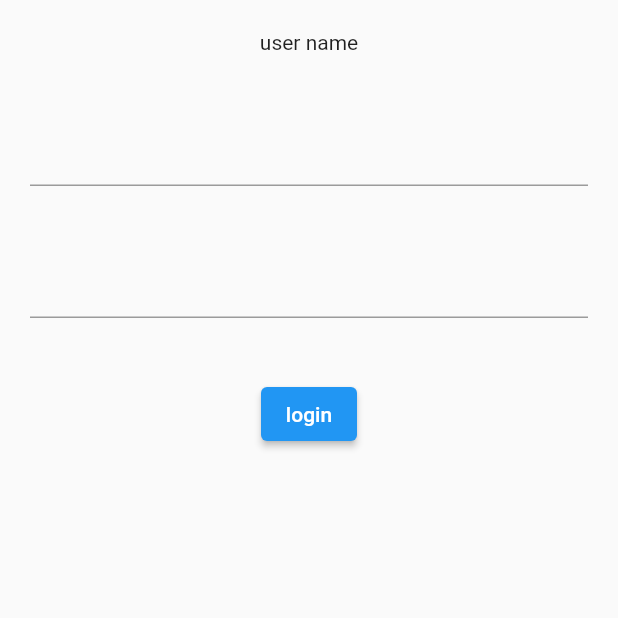
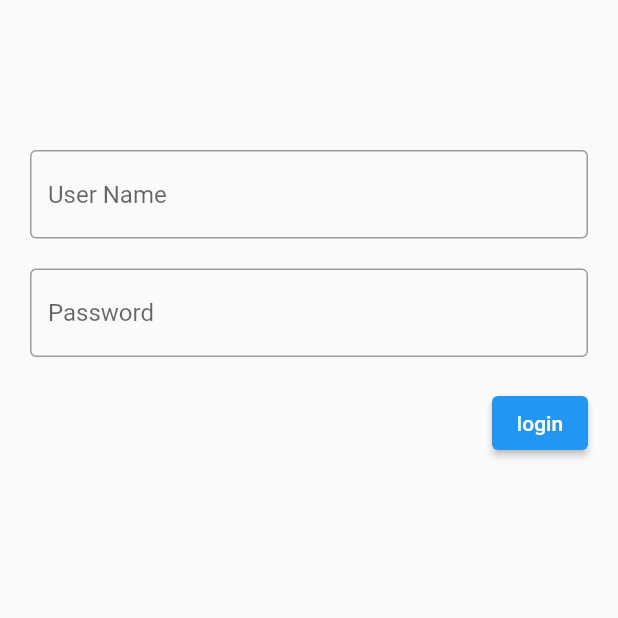
Before and after one commit to sufiyansakkeer/login-page-, a Flutter app: the screen it shows after launch, after a tap on "login", on a phone screen of 412 x 824 dp, the top half of it. Run offline on Flutter 3.47's test engine with Material 2 defaults, Android fonts, the phone set to English and light mode, and no system bars.

Commit message:
designed login page ,added snackbar and alertbox

```diff
--- a/lib/ScreenOne.dart
+++ b/lib/ScreenOne.dart
@@ -14,35 +14,88 @@ class _LoginPageState extends State<LoginPage> {
   Widget build(BuildContext context) {
     return Scaffold(
       body: SafeArea(
+        child: Padding(
+          padding: const EdgeInsets.all(20.0),
           child: ListView(children: <Widget>[
-          Container(
-            alignment: Alignment.center,
-            padding: const EdgeInsets.all(20),
-            child: Text('user name'),
+            const SizedBox(
+              height: 80,
             ),
             Container(
               alignment: Alignment.center,
-            padding: const EdgeInsets.all(20),
+              // padding: const EdgeInsets.all(20),
               child: TextFormField(
+                decoration: const InputDecoration(
+                  border: OutlineInputBorder(),
+                  hintText: 'User Name',
+                ),
                 controller: _nameofuser,
               ),
             ),
-          Container(
-            alignment: Alignment.center,
-            padding: const EdgeInsets.all(20),
-            child: TextFormField(
-              controller: _passwordofuser,
-            ),
+            const SizedBox(
+              height: 20,
             ),
             Container(
               alignment: Alignment.center,
-              padding: const EdgeInsets.all(20),
+              // padding: const EdgeInsets.all(20),
+              child: TextFormField(
+                obscureText: true,
+                controller: _passwordofuser,
+                decoration: const InputDecoration(
+                  border: OutlineInputBorder(),
+                  hintText: 'Password',
+                ),
+              ),
+            ),
+            const SizedBox(
+              height: 20,
+            ),
+            Container(
+                alignment: Alignment.bottomRight,
+                // padding: const EdgeInsets.all(0),
                 child: ElevatedButton(
-                child: Text('login'),
-                onPressed: () {},
+                  child: const Text('login'),
+                  onPressed: () {
+                    checking(context);
+                  },
                 )),
           ]),
         ),
+      ),
     );
   }
+
+  void checking(BuildContext ctx) {
+    final _username = _nameofuser.text;
+    final _password = _passwordofuser.text;
+
+    if (_username == _password) {
+      //go to home
+    } else {
+      final _errormessage = 'username and passsword does not match';
+      //snackbar
+      ScaffoldMessenger.of(ctx).showSnackBar(SnackBar(
+        behavior: SnackBarBehavior.floating,
+        backgroundColor: Colors.red,
+        content: Text(_errormessage),
+      ));
+
+      //alert dialogue
+
+      showDialog(
+          context: ctx,
+          builder: (context1) {
+            return AlertDialog(
+              title: Text('dude ..'),
+              content: Text(_errormessage),
+              actions: [
+                TextButton(
+                    onPressed: () {
+                      Navigator.of(context1).pop();
+                    },
+                    child: Text('Got It'))
+              ],
+            );
+          });
     }
+  }
+}
```
Lines whose indentation alone changed are shown as unchanged.
